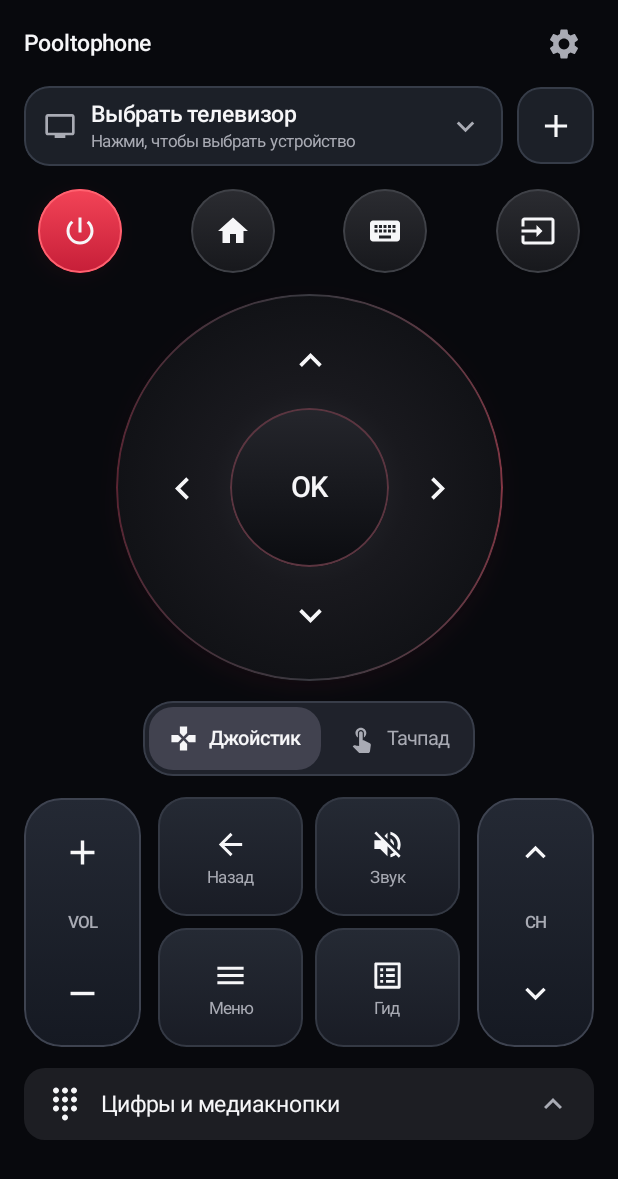
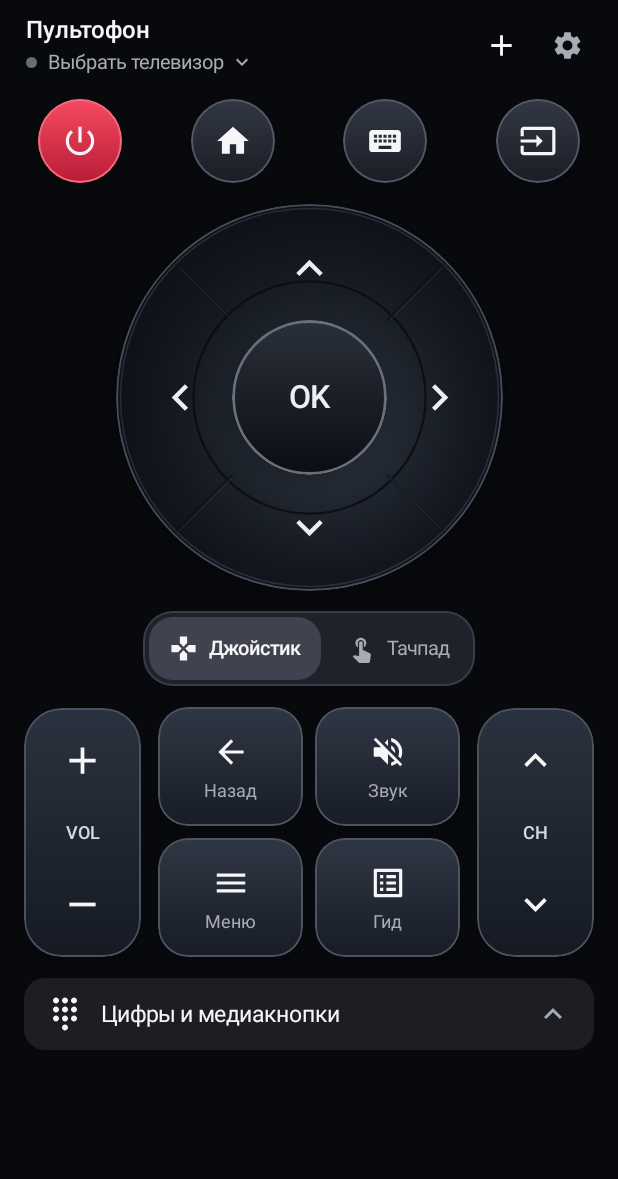
Before and after one commit to nkuchenov-hash/Poolt, an Android app built with Jetpack Compose: the composable RemoteScreen shown on its own in the app's theme, on a phone screen of 412 x 824 dp. Shown: the top 1179 px of the screen. Run offline under Robolectric (Android 15) with nearby library versions, the light colour scheme and no system bars; network calls fail.

Commit message:
Compress remote header, use full-width touchpad and tactile 3D button/rocker animations

```diff
--- a/app/src/main/java/app/poolt/RemoteScreen.kt
+++ b/app/src/main/java/app/poolt/RemoteScreen.kt
@@ -69,111 +69,64 @@ fun RemoteScreen(vm: MainViewModel) {
     Scaffold(
         containerColor = ScreenBg,
         topBar = {
-            Column(
-                Modifier.fillMaxWidth().background(ScreenBg).statusBarsPadding()
-                    .padding(horizontal = 16.dp, vertical = 7.dp)
+            Row(
+                Modifier.fillMaxWidth()
+                    .background(ScreenBg)
+                    .statusBarsPadding()
+                    .height(60.dp)
+                    .padding(start = 17.dp, end = 12.dp),
+                verticalAlignment = Alignment.CenterVertically
             ) {
-                Row(
-                    Modifier.fillMaxWidth(),
-                    verticalAlignment = Alignment.CenterVertically
+                Column(
+                    Modifier.weight(1f)
+                        .clip(RoundedCornerShape(11.dp))
+                        .clickable { feedback(); vm.openPicker() }
+                        .padding(vertical = 5.dp),
+                    verticalArrangement = Arrangement.spacedBy(4.dp)
                 ) {
                     Text(
-                        stringResource(R.string.app_name),
-                        color = White, fontSize = 15.sp, fontWeight = FontWeight.SemiBold
+                        "Пультофон", fontSize = 16.sp, color = White,
+                        fontWeight = FontWeight.SemiBold, maxLines = 1
                     )
-                    Spacer(Modifier.weight(1f))
-                    IconButton(onClick = { feedback(); showAppSettings = true }, modifier = Modifier.size(42.dp)) {
-                        Icon(Icons.Default.Settings, "Настройки приложения", tint = SoftText)
+                    Row(verticalAlignment = Alignment.CenterVertically) {
+                        val connected = when (state.mode) {
+                            ControlMode.IR -> state.irVerified && state.selectedIrProfile != null && state.irAvailable
+                            ControlMode.WIFI -> state.selected?.isOnline == true
+                        }
+                        Box(
+                            Modifier.size(7.dp).clip(CircleShape)
+                                .background(if (connected) Green else Color(0xFF686C77))
+                        )
+                        Spacer(Modifier.width(7.dp))
+                        val name = when (state.mode) {
+                            ControlMode.IR -> state.selectedIrProfile?.let { "${it.brand} · ИК" }
+                            ControlMode.WIFI -> state.selected?.let {
+                                it.brand?.let { brand -> if (it.name.startsWith(brand, true)) it.name else brand + " · " + it.name }
+                                    ?: it.name
+                            }
+                        } ?: "Выбрать телевизор"
+                        Text(
+                            name, color = SoftText, fontSize = 13.sp,
+                            maxLines = 1, overflow = TextOverflow.Ellipsis
+                        )
+                        Spacer(Modifier.width(4.dp))
+                        Icon(Icons.Default.KeyboardArrowDown, "Выбрать телевизор",
+                            Modifier.size(16.dp), tint = SoftText)
                     }
                 }
-                Spacer(Modifier.height(5.dp))
-                Row(
-                    Modifier.fillMaxWidth().heightIn(min = 58.dp),
-                    horizontalArrangement = Arrangement.spacedBy(9.dp),
-                    verticalAlignment = Alignment.CenterVertically
+                IconButton(
+                    onClick = { feedback(); vm.openPicker() },
+                    modifier = Modifier.size(44.dp)
                 ) {
-                    Row(
-                        Modifier.weight(1f)
-                            .clip(RoundedCornerShape(17.dp))
-                            .background(Color(0xFF1C2028))
-                            .border(1.dp, Color(0xFF363C48), RoundedCornerShape(17.dp))
-                            .clickable { feedback(); vm.openPicker() }
-                            .padding(horizontal = 13.dp, vertical = 10.dp),
-                        verticalAlignment = Alignment.CenterVertically
-                    ) {
-                        Icon(Icons.Default.Tv, null, Modifier.size(21.dp), tint = SoftText)
-                        Spacer(Modifier.width(10.dp))
-                        val ready = when (state.mode) {
-                            ControlMode.IR -> state.irAvailable && state.irVerified && state.selectedIrProfile != null
-                            ControlMode.WIFI -> state.selected?.isOnline == true
-                        }
-                        Column(Modifier.weight(1f)) {
-                            val selectedName = when (state.mode) {
-                                ControlMode.IR -> state.selectedIrProfile?.let { "${it.brand} · ИК" }
-                                ControlMode.WIFI -> state.selected?.let { device ->
-                                    device.brand?.let { brand ->
-                                        if (device.name.startsWith(brand, true)) device.name else "$brand · ${device.name}"
-                                    } ?: device.name
-                                }
-                            } ?: "Выбрать телевизор"
-                            Text(selectedName, color = White, fontSize = 15.sp, fontWeight = FontWeight.Medium,
-                                maxLines = 1, overflow = TextOverflow.Ellipsis)
-                            Spacer(Modifier.height(3.dp))
-                            Text(
-                                when {
-                                    ready -> if (state.mode == ControlMode.WIFI) "Подключено по Wi-Fi" else "ИК-пульт проверен"
-                                    state.isPairing -> "Подключаем…"
-                                    state.selected != null && state.mode == ControlMode.WIFI -> "Не подключён · нажми для выбора"
-                                    state.selectedIrProfile != null && state.mode == ControlMode.IR -> "ИК-пульт не проверен"
-                                    else -> "Нажми, чтобы выбрать устройство"
-                                },
-                                color = if (ready) Green else SoftText,
-                                fontSize = 11.sp, maxLines = 1, overflow = TextOverflow.Ellipsis
-                            )
-                        }
-                        Icon(Icons.Default.ExpandMore, null, Modifier.size(23.dp), tint = SoftText)
-                    }
-                    Box(
-                        Modifier.size(51.dp)
-                            .clip(RoundedCornerShape(16.dp))
-                            .background(Color(0xFF1C2028))
-                            .border(1.dp, Color(0xFF363C48), RoundedCornerShape(16.dp))
-                            .clickable { feedback(); vm.openPicker() },
-                        contentAlignment = Alignment.Center
-                    ) {
-                        Icon(Icons.Default.Add, "Добавить устройство", Modifier.size(25.dp), tint = White)
-                    }
+                    Icon(Icons.Default.Add, "Добавить телевизор",
+                        Modifier.size(23.dp), tint = White)
                 }
-                if (state.savedWifiDevices.size + state.savedIrProfileIds.size > 1) {
-                    Spacer(Modifier.height(7.dp))
-                    Row(
-                        Modifier.fillMaxWidth().horizontalScroll(rememberScrollState()),
-                        horizontalArrangement = Arrangement.spacedBy(7.dp)
-                    ) {
-                        state.savedWifiDevices.forEach { device ->
-                            val active = state.mode == ControlMode.WIFI &&
-                                state.selected?.driverId == device.driverId &&
-                                state.selected?.address == device.address
-                            Text(
-                                device.brand ?: device.name,
-                                modifier = Modifier.clip(RoundedCornerShape(14.dp))
-                                    .background(if (active) Color(0xFF40343F) else Color(0xFF1B1D24))
-                                    .clickable { feedback(); vm.selectDevice(device) }
-                                    .padding(horizontal = 13.dp, vertical = 8.dp),
-                                color = if (active) White else SoftText, fontSize = 12.sp
-                            )
-                        }
-                        state.irProfiles.filter { it.id in state.savedIrProfileIds }.forEach { profile ->
-                            Text(
-                                "${profile.brand} · ИК",
-                                modifier = Modifier.clip(RoundedCornerShape(14.dp))
-                                    .background(Color(0xFF1B1D24))
-                                    .clickable { feedback(); vm.selectSavedIrProfile(profile) }
-                                    .padding(horizontal = 13.dp, vertical = 8.dp),
-                                color = SoftText, fontSize = 12.sp
-                            )
-                        }
-                    }
+                IconButton(
+                    onClick = { feedback(); showAppSettings = true },
+                    modifier = Modifier.size(44.dp)
+                ) {
+                    Icon(Icons.Default.Settings, "Настройки",
+                        Modifier.size(22.dp), tint = SoftText)
                 }
             }
         }
@@ -222,10 +175,20 @@ fun RemoteScreen(vm: MainViewModel) {
                         horizontalAlignment = Alignment.CenterHorizontally
                     ) {
                         if (useTouchpad) {
-                            if (pointerAvailable) LgTouchpadSurface(state, vm, dialSize)
-                            else SwipeNavigationPad(dialSize, send)
+                            val padWidth = maxWidth.coerceAtMost(420.dp)
+                            val padHeight = padWidth * 0.67f
+                            if (pointerAvailable) {
+                                LgTouchpadSurface(state, vm, padWidth, padHeight)
+                            } else {
+                                SwipeNavigationPad(
+                                    width = padWidth,
+                                    height = padHeight,
+                                    onMove = { command -> vm.send(command) },
+                                    onTap = { send(RemoteCommand.OK) }
+                                )
+                            }
                         } else {
-                            CompassPad(dialSize, send)
+                            PhysicalCompassPad(dialSize, send)
                         }
 
                         Spacer(Modifier.height(13.dp))
@@ -394,37 +357,46 @@ private fun RemoteRoundKey(
 ) {
     val interaction = remember { MutableInteractionSource() }
     val pressed by interaction.collectIsPressedAsState()
-    val shape = CircleShape
-    val colors = if (isPower) {
-        listOf(Color(0xFFF34457), Color(0xFFC61E38))
-    } else if (pressed) {
-        listOf(Color(0xFF32323A), Color(0xFF1D1D23))
-    } else {
-        listOf(Color(0xFF2B2C31), Color(0xFF17181C))
+    val press by animateFloatAsState(
+        targetValue = if (pressed) 1f else 0f,
+        animationSpec = androidx.compose.animation.core.spring(
+            stiffness = androidx.compose.animation.core.Spring.StiffnessHigh
+        ),
+        label = "round-physical-press"
+    )
+    val colors = when {
+        isPower && pressed -> listOf(Color(0xFF9E1E32), Color(0xFFDA354C))
+        isPower -> listOf(Color(0xFFF54A60), Color(0xFFB91C37))
+        pressed -> listOf(Color(0xFF11151C), Color(0xFF373D47))
+        else -> listOf(Color(0xFF323844), Color(0xFF1A1D25))
     }
     Box(
         Modifier.size(diameter)
-            .shadow(if (isPower) 8.dp else 4.dp, shape, false,
-                ambientColor = if (isPower) Red.copy(alpha = 0.26f) else Color.Black,
-                spotColor = if (isPower) Red.copy(alpha = 0.3f) else Color.Black)
-            .clip(shape)
+            .graphicsLayer {
+                scaleX = 1f - press * .06f
+                scaleY = 1f - press * .07f
+                translationY = press * 3.dp.toPx()
+            }
+            .shadow(
+                if (pressed) 1.dp else 7.dp,
+                CircleShape, false,
+                ambientColor = Color(0x80000000),
+                spotColor = Color.Black
+            )
+            .clip(CircleShape)
             .background(Brush.verticalGradient(colors))
             .border(
-                1.dp,
-                if (isPower) Color(0xFFFF6270) else Color(0xFF3F4147),
-                shape
+                1.2.dp,
+                if (isPower) Color(0xFFEF6B7E)
+                else if (pressed) Color(0xFF313944)
+                else Color(0xFF525865),
+                CircleShape
             )
-            .graphicsLayer {
-                scaleX = if (pressed) 0.93f else 1f
-                scaleY = if (pressed) 0.93f else 1f
-            }
-            .clickable(
-                interactionSource = interaction,
-                indication = null,
-                onClick = onClick
-            ),
+            .clickable(interactionSource = interaction, indication = null, onClick = onClick),
         contentAlignment = Alignment.Center
-    ) { Icon(icon, contentDescription, tint = White, modifier = Modifier.size(24.dp)) }
+    ) {
+        Icon(icon, contentDescription, tint = White, modifier = Modifier.size(25.dp))
+    }
 }
 
 @Composable
@@ -434,21 +406,39 @@ private fun CompactActionKey(
     modifier: Modifier,
     onClick: () -> Unit
 ) {
-    val shape = RoundedCornerShape(19.dp)
+    val interaction = remember { MutableInteractionSource() }
+    val pressed by interaction.collectIsPressedAsState()
+    val depth by animateFloatAsState(
+        targetValue = if (pressed) 1f else 0f,
+        animationSpec = androidx.compose.animation.core.spring(
+            stiffness = androidx.compose.animation.core.Spring.StiffnessHigh
+        ),
+        label = "small-physical-press"
+    )
+    val shape = RoundedCornerShape(20.dp)
     Column(
         modifier.height(79.dp)
+            .graphicsLayer {
+                scaleX = 1f - depth * .045f
+                scaleY = 1f - depth * .065f
+                translationY = depth * 3.dp.toPx()
+            }
+            .shadow(if (pressed) 1.dp else 5.dp, shape)
             .clip(shape)
             .background(
-                Brush.verticalGradient(listOf(Color(0xFF252A34), Color(0xFF191C25)))
+                Brush.verticalGradient(
+                    if (pressed) listOf(Color(0xFF151920), Color(0xFF343B47))
+                    else listOf(Color(0xFF303744), Color(0xFF171C26))
+                )
             )
-            .border(1.dp, Color(0xFF343944), shape)
-            .livePress(onClick),
+            .border(1.dp, if (pressed) Color(0xFF2D3542) else Color(0xFF4C5361), shape)
+            .clickable(interactionSource = interaction, indication = null, onClick = onClick),
         horizontalAlignment = Alignment.CenterHorizontally,
         verticalArrangement = Arrangement.Center
     ) {
-        Icon(icon, title, Modifier.size(23.dp), tint = White)
-        Spacer(Modifier.height(4.dp))
-        Text(title, fontSize = 11.sp, color = SoftText, maxLines = 1)
+        Icon(icon, title, Modifier.size(25.dp), tint = White)
+        Spacer(Modifier.height(6.dp))
+        Text(title, fontSize = 12.sp, color = SoftText, maxLines = 1)
     }
 }
 
@@ -464,107 +454,53 @@ private fun NeonRocker(
     val shape = RoundedCornerShape(25.dp)
     Column(
         modifier.height(166.dp)
+            .shadow(5.dp, shape)
             .clip(shape)
-            .background(Brush.verticalGradient(listOf(Color(0xFF242934), Color(0xFF151922))))
-            .border(1.dp, Color(0xFF3E4350), shape),
+            .background(Brush.verticalGradient(listOf(Color(0xFF2B323F), Color(0xFF151A23))))
+            .border(1.dp, Color(0xFF4A515F), shape),
         horizontalAlignment = Alignment.CenterHorizontally,
         verticalArrangement = Arrangement.SpaceBetween
     ) {
-        Box(
-            Modifier.fillMaxWidth().height(72.dp).livePress(onTop),
-            contentAlignment = Alignment.Center
-        ) { Icon(topIcon, title + " up", Modifier.size(27.dp), tint = White) }
+        RockerHalf(
+            icon = topIcon,
+            title = "$title +",
+            onClick = onTop
+        )
         Text(
-            title, color = SoftText, fontSize = 11.sp,
+            title, color = Color(0xFFD3D8E1), fontSize = 12.sp,
             fontWeight = FontWeight.SemiBold, maxLines = 1
         )
-        Box(
-            Modifier.fillMaxWidth().height(72.dp).livePress(onBottom),
-            contentAlignment = Alignment.Center
-        ) { Icon(bottomIcon, title + " down", Modifier.size(27.dp), tint = White) }
+        RockerHalf(
+            icon = bottomIcon,
+            title = "$title −",
+            onClick = onBottom
+        )
     }
 }
 
 @Composable
-private fun CompassPad(
-    diameter: Dp,
-    send: (RemoteCommand) -> Unit
-) {
+private fun RockerHalf(icon: ImageVector, title: String, onClick: () -> Unit) {
+    val interaction = remember { MutableInteractionSource() }
+    val pressed by interaction.collectIsPressedAsState()
+    val depth by animateFloatAsState(
+        targetValue = if (pressed) 1f else 0f,
+        animationSpec = androidx.compose.animation.core.spring(
+            stiffness = androidx.compose.animation.core.Spring.StiffnessHigh
+        ),
+        label = "rocker-half-press"
+    )
     Box(
-        Modifier.size(diameter)
-            .shadow(8.dp, CircleShape, clip = false,
-                ambientColor = Color(0xFF4A1625), spotColor = Color(0xFF451321))
-            .clip(CircleShape)
-            .background(
-                Brush.radialGradient(
-                    listOf(Color(0xFF2B2C32), Color(0xFF19191E), Color(0xFF111216))
-                )
-            )
-            .border(
-                width = 1.dp,
-                brush = Brush.sweepGradient(
-                    listOf(
-                        Color(0xFF853644),
-                        Color(0xFF393940),
-                        Color(0xFF5C2432),
-                        Color(0xFF393940),
-                        Color(0xFF853644)
-                    )
-                ),
-                shape = CircleShape
-            )
-    ) {
-        val directionSize = (diameter * 0.34f).coerceAtLeast(54.dp)
-        CompassKey(
-            Icons.Default.KeyboardArrowUp,
-            "Вверх",
-            Modifier.align(Alignment.TopCenter).size(directionSize)
-        ) { send(RemoteCommand.UP) }
-        CompassKey(
-            Icons.Default.KeyboardArrowDown,
-            "Вниз",
-            Modifier.align(Alignment.BottomCenter).size(directionSize)
-        ) { send(RemoteCommand.DOWN) }
-        CompassKey(
-            Icons.Default.KeyboardArrowLeft,
-            "Влево",
-            Modifier.align(Alignment.CenterStart).size(directionSize)
-        ) { send(RemoteCommand.LEFT) }
-        CompassKey(
-            Icons.Default.KeyboardArrowRight,
-            "Вправо",
-            Modifier.align(Alignment.CenterEnd).size(directionSize)
-        ) { send(RemoteCommand.RIGHT) }
-        Box(
-            Modifier.align(Alignment.Center)
-                .size((diameter * 0.41f).coerceAtLeast(74.dp))
-                .clip(CircleShape)
-                .background(
-                    Brush.verticalGradient(
-                        listOf(Color(0xFF25262C), Color(0xFF0B0C10))
-                    )
-                )
-                .border(1.dp, Color(0xFF5B3540), CircleShape)
-                .livePress { send(RemoteCommand.OK) },
-            contentAlignment = Alignment.Center
-        ) {
-            Text("OK", color = White, fontWeight = FontWeight.SemiBold, fontSize = 19.sp)
-        }
-    }
-}
-
-@Composable
-private fun CompassKey(
-    icon: ImageVector,
-    label: String,
-    modifier: Modifier,
-    onClick: () -> Unit
-) {
-    Box(
-        modifier.clip(CircleShape).livePress(onClick),
+        Modifier.fillMaxWidth().height(70.dp)
+            .graphicsLayer {
+                scaleX = 1f - .04f * depth
+                scaleY = 1f - .045f * depth
+                translationY = 2.dp.toPx() * depth
+            }
+            .background(if (pressed) Color(0xFF161B24) else Color.Transparent)
+            .clickable(interactionSource = interaction, indication = null, onClick = onClick),
         contentAlignment = Alignment.Center
     ) {
-        Icon(icon, label, tint = White, modifier = Modifier.size(30.dp))
+        Icon(icon, title, tint = White, modifier = Modifier.size(30.dp))
     }
 }
 
@@ -644,13 +580,16 @@ private fun RectKey(label: String, modifier: Modifier, onClick: () -> Unit) {
 private fun Modifier.livePress(onClick: () -> Unit): Modifier {
     val interaction = remember { MutableInteractionSource() }
     val pressed by interaction.collectIsPressedAsState()
-    val scale by animateFloatAsState(
-        targetValue = if (pressed) 0.93f else 1f,
-        label = "remote-key-press"
+    val depth by animateFloatAsState(
+        targetValue = if (pressed) 1f else 0f,
+        animationSpec = androidx.compose.animation.core.spring(
+            stiffness = androidx.compose.animation.core.Spring.StiffnessHigh
+        ),
+        label = "remote-key-depth"
     )
     return this.graphicsLayer {
-        scaleX = scale
-        scaleY = scale
-        alpha = if (pressed) 0.78f else 1f
+        scaleX = 1f - depth * .05f
+        scaleY = 1f - depth * .065f
+        translationY = depth * 2.8.dp.toPx()
     }.clickable(interactionSource = interaction, indication = null, onClick = onClick)
 }
```
